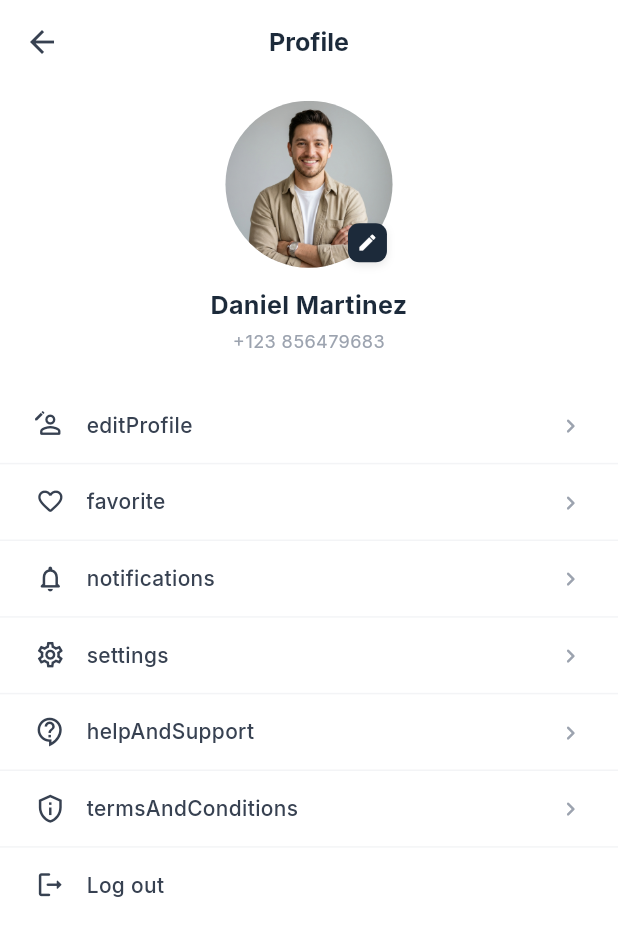
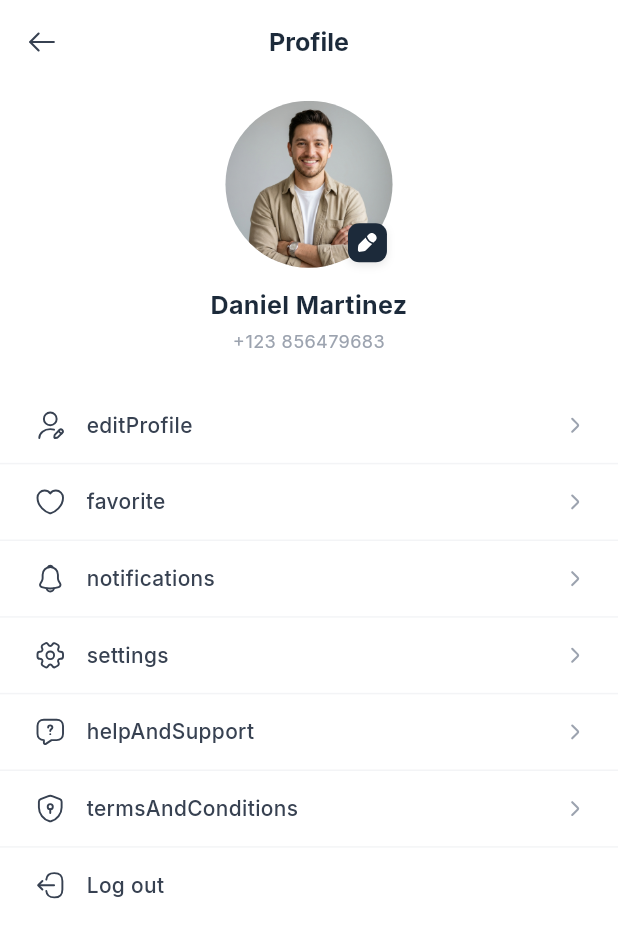
Before and after one commit to youssef-flutter26/medical-app, a Flutter app: the _ProfileView screen opened directly, on a phone screen of 412 x 824 dp. Shown: the top 938 px of the screen. Run offline on Flutter 3.47's test engine with Material 3 defaults, Android fonts, the phone set to English and light mode, and no system bars; our stand-ins replace bloc, cloud_firestore, dio, easy_localization, equatable, firebase_auth and 11 more; accounts and stored records are empty.

Commit message:
feat: implement profile screen with widgets, assets, and localization support

```diff
--- a/lib/core/localization/locale_keys.dart
+++ b/lib/core/localization/locale_keys.dart
@@ -295,5 +295,5 @@ abstract class LocaleKeys {
   static const helpAndSupport = 'helpAndSupport';
   static const termsAndConditions = 'termsAndConditions';
   static const logout = 'logout';
-  static const yesLogout = 'yesLogout';
+  static const yesLogout = 'yes,Logout';
 }
--- a/lib/core/utils/app_assets.dart
+++ b/lib/core/utils/app_assets.dart
@@ -11,18 +11,25 @@ class AppAssets {
   static const String iconsEmail = 'assets/icons/email.svg';
   static const String iconsFacebook = 'assets/icons/Facebook.svg';
   static const String iconsGoogle = 'assets/icons/Google.svg';
+  static const String iconsHeart = 'assets/icons/heart.svg';
   static const String iconsHome = 'assets/icons/home.svg';
   static const String iconsHome2 = 'assets/icons/home_2.svg';
   static const String iconsLocation = 'assets/icons/Location.svg';
   static const String iconsLocation2 = 'assets/icons/location_2.svg';
   static const String iconsLogo = 'assets/icons/Logo.svg';
+  static const String iconsLogout = 'assets/icons/logout.svg';
+  static const String iconsMessageQuestion = 'assets/icons/message-question.svg';
   static const String iconsNotificationBing = 'assets/icons/notification-bing.svg';
   static const String iconsNotification = 'assets/icons/notification-bing.svg';
+  static const String iconsNotificationSingle = 'assets/icons/notification.svg';
   static const String iconsPassword = 'assets/icons/password.svg';
   static const String iconsProfile = 'assets/icons/Profile.svg';
   static const String iconsProfile2 = 'assets/icons/profile_2.svg';
   static const String iconsSearchNormal = 'assets/icons/search-normal.svg';
+  static const String iconsSecuritySafe = 'assets/icons/security-safe.svg';
+  static const String iconsSetting2 = 'assets/icons/setting-2.svg';
   static const String iconsUser = 'assets/icons/user.svg';
+  static const String iconsUserEdit = 'assets/icons/user-edit.svg';
   static const String imagesCheckCorrect = 'assets/images/check_correct.png';
   static const String imagesOnboarding1 = 'assets/images/onboarding_1.png';
   static const String imagesOnboarding2 = 'assets/images/onboarding_2.png';
--- a/lib/features/profile/presentation/pages/profile_screen.dart
+++ b/lib/features/profile/presentation/pages/profile_screen.dart
@@ -2,11 +2,13 @@ import 'package:easy_localization/easy_localization.dart';
 import 'package:flutter/material.dart';
 import 'package:flutter_bloc/flutter_bloc.dart';
 import 'package:flutter_screenutil/flutter_screenutil.dart';
+import 'package:flutter_svg/flutter_svg.dart';
 import 'package:medical_app/core/di/service_locator.dart';
 import 'package:medical_app/core/localization/locale_keys.dart';
 import 'package:medical_app/core/routing/routes.dart';
 import 'package:medical_app/core/theme/app_colors.dart';
 import 'package:medical_app/core/theme/app_text_styles.dart';
+import 'package:medical_app/core/utils/app_assets.dart';
 import '../cubit/profile_cubit.dart';
 import '../cubit/profile_state.dart';
 import '../widgets/logout_bottom_sheet.dart';
@@ -81,7 +83,15 @@ class _ProfileView extends StatelessWidget {
         automaticallyImplyLeading: canPop,
         leading: canPop
             ? IconButton(
-                icon: const Icon(Icons.arrow_back, color: AppColors.gray700),
+                icon: SvgPicture.asset(
+                  AppAssets.iconsBackIcon,
+                  width: 24.r,
+                  height: 24.r,
+                  colorFilter: const ColorFilter.mode(
+                    AppColors.gray700,
+                    BlendMode.srcIn,
+                  ),
+                ),
                 onPressed: () => Navigator.pop(context),
               )
             : null,
--- a/lib/features/profile/presentation/widgets/profile_avatar_section.dart
+++ b/lib/features/profile/presentation/widgets/profile_avatar_section.dart
@@ -1,5 +1,6 @@
 import 'package:flutter/material.dart';
 import 'package:flutter_screenutil/flutter_screenutil.dart';
+import 'package:flutter_svg/flutter_svg.dart';
 import 'package:medical_app/core/theme/app_colors.dart';
 import 'package:medical_app/core/theme/app_text_styles.dart';
 import 'package:medical_app/core/utils/app_assets.dart';
@@ -25,10 +26,15 @@ class ProfileAvatarSection extends StatelessWidget {
       width: 120.r,
       height: 120.r,
       color: AppColors.gray100,
-      child: Icon(
-        Icons.person,
-        size: 64.r,
-        color: AppColors.gray400,
+      alignment: Alignment.center,
+      child: SvgPicture.asset(
+        AppAssets.iconsUser,
+        width: 50.r,
+        height: 50.r,
+        colorFilter: const ColorFilter.mode(
+          AppColors.gray400,
+          BlendMode.srcIn,
+        ),
       ),
     );
   }
@@ -65,7 +71,8 @@ class ProfileAvatarSection extends StatelessWidget {
                         width: 120.r,
                         height: 120.r,
                         fit: BoxFit.cover,
-                        errorBuilder: (context, error, stackTrace) => _buildPlaceholder(),
+                        errorBuilder: (context, error, stackTrace) =>
+                            _buildPlaceholder(),
                       )
                     : (avatarUrl != null && avatarUrl!.startsWith('http'))
                         ? Image.network(
@@ -73,14 +80,16 @@ class ProfileAvatarSection extends StatelessWidget {
                             width: 120.r,
                             height: 120.r,
                             fit: BoxFit.cover,
-                            errorBuilder: (context, error, stackTrace) => _buildPlaceholder(),
+                            errorBuilder: (context, error, stackTrace) =>
+                                _buildPlaceholder(),
                           )
                         : Image.asset(
                             AppAssets.imagesUserAvatar,
                             width: 120.r,
                             height: 120.r,
                             fit: BoxFit.cover,
-                            errorBuilder: (context, error, stackTrace) => _buildPlaceholder(),
+                            errorBuilder: (context, error, stackTrace) =>
+                                _buildPlaceholder(),
                           ),
               ),
             ),
@@ -104,10 +113,14 @@ class ProfileAvatarSection extends StatelessWidget {
                     ],
                   ),
                   alignment: Alignment.center,
-                  child: Icon(
-                    Icons.edit,
-                    size: 15.r,
-                    color: AppColors.white,
+                  child: SvgPicture.asset(
+                    AppAssets.iconsEdit,
+                    width: 14.r,
+                    height: 14.r,
+                    colorFilter: const ColorFilter.mode(
+                      AppColors.white,
+                      BlendMode.srcIn,
+                    ),
                   ),
                 ),
               ),
--- a/lib/features/profile/presentation/widgets/profile_menu_item.dart
+++ b/lib/features/profile/presentation/widgets/profile_menu_item.dart
@@ -1,7 +1,10 @@
+import 'dart:math' as math;
 import 'package:flutter/material.dart';
 import 'package:flutter_screenutil/flutter_screenutil.dart';
+import 'package:flutter_svg/flutter_svg.dart';
 import 'package:medical_app/core/theme/app_colors.dart';
 import 'package:medical_app/core/theme/app_text_styles.dart';
+import 'package:medical_app/core/utils/app_assets.dart';
 
 class ProfileMenuItem extends StatelessWidget {
   final Widget leadingIcon;
@@ -48,10 +51,17 @@ class ProfileMenuItem extends StatelessWidget {
               ),
             ),
             if (showChevron)
-              Icon(
-                Icons.chevron_right_rounded,
-                size: 20.r,
-                color: AppColors.gray400,
+              Transform.rotate(
+                angle: -math.pi / 2,
+                child: SvgPicture.asset(
+                  AppAssets.iconsArrowDown,
+                  width: 14.r,
+                  height: 14.r,
+                  colorFilter: const ColorFilter.mode(
+                    AppColors.gray400,
+                    BlendMode.srcIn,
+                  ),
+                ),
               ),
           ],
         ),
--- a/lib/features/profile/presentation/widgets/profile_menu_list.dart
+++ b/lib/features/profile/presentation/widgets/profile_menu_list.dart
@@ -1,8 +1,10 @@
 import 'package:easy_localization/easy_localization.dart';
 import 'package:flutter/material.dart';
 import 'package:flutter_screenutil/flutter_screenutil.dart';
+import 'package:flutter_svg/flutter_svg.dart';
 import 'package:medical_app/core/localization/locale_keys.dart';
 import 'package:medical_app/core/theme/app_colors.dart';
+import 'package:medical_app/core/utils/app_assets.dart';
 import 'profile_menu_item.dart';
 
 class ProfileMenuList extends StatelessWidget {
@@ -30,24 +32,14 @@ class ProfileMenuList extends StatelessWidget {
     return Column(
       children: [
         ProfileMenuItem(
-          leadingIcon: Stack(
-            clipBehavior: Clip.none,
-            children: [
-              Icon(
-                Icons.person_outline_rounded,
-                size: 22.r,
-                color: AppColors.gray700,
-              ),
-              PositionedDirectional(
-                top: 0,
-                start: -1,
-                child: Icon(
-                  Icons.edit,
-                  size: 9.r,
-                  color: AppColors.gray700,
-                ),
-              ),
-            ],
+          leadingIcon: SvgPicture.asset(
+            AppAssets.iconsUserEdit,
+            width: 22.r,
+            height: 22.r,
+            colorFilter: const ColorFilter.mode(
+              AppColors.gray700,
+              BlendMode.srcIn,
+            ),
           ),
           title: LocaleKeys.editProfile.tr(),
           onTap: onEditProfile,
@@ -58,10 +50,14 @@ class ProfileMenuList extends StatelessWidget {
           color: AppColors.gray100,
         ),
         ProfileMenuItem(
-          leadingIcon: Icon(
-            Icons.favorite_border_rounded,
-            size: 21.r,
-            color: AppColors.gray700,
+          leadingIcon: SvgPicture.asset(
+            AppAssets.iconsHeart,
+            width: 22.r,
+            height: 22.r,
+            colorFilter: const ColorFilter.mode(
+              AppColors.gray700,
+              BlendMode.srcIn,
+            ),
           ),
           title: LocaleKeys.favorite.tr(),
           onTap: onFavorite,
@@ -72,10 +68,14 @@ class ProfileMenuList extends StatelessWidget {
           color: AppColors.gray100,
         ),
         ProfileMenuItem(
-          leadingIcon: Icon(
-            Icons.notifications_none_rounded,
-            size: 22.r,
-            color: AppColors.gray700,
+          leadingIcon: SvgPicture.asset(
+            AppAssets.iconsNotificationSingle,
+            width: 22.r,
+            height: 22.r,
+            colorFilter: const ColorFilter.mode(
+              AppColors.gray700,
+              BlendMode.srcIn,
+            ),
           ),
           title: LocaleKeys.notifications.tr(),
           onTap: onNotifications,
@@ -86,10 +86,14 @@ class ProfileMenuList extends StatelessWidget {
           color: AppColors.gray100,
         ),
         ProfileMenuItem(
-          leadingIcon: Icon(
-            Icons.settings_outlined,
-            size: 22.r,
-            color: AppColors.gray700,
+          leadingIcon: SvgPicture.asset(
+            AppAssets.iconsSetting2,
+            width: 22.r,
+            height: 22.r,
+            colorFilter: const ColorFilter.mode(
+              AppColors.gray700,
+              BlendMode.srcIn,
+            ),
           ),
           title: LocaleKeys.settings.tr(),
           onTap: onSettings,
@@ -100,10 +104,14 @@ class ProfileMenuList extends StatelessWidget {
           color: AppColors.gray100,
         ),
         ProfileMenuItem(
-          leadingIcon: Icon(
-            Icons.contact_support_outlined,
-            size: 22.r,
-            color: AppColors.gray700,
+          leadingIcon: SvgPicture.asset(
+            AppAssets.iconsMessageQuestion,
+            width: 22.r,
+            height: 22.r,
+            colorFilter: const ColorFilter.mode(
+              AppColors.gray700,
+              BlendMode.srcIn,
+            ),
           ),
           title: LocaleKeys.helpAndSupport.tr(),
           onTap: onHelpAndSupport,
@@ -114,10 +122,14 @@ class ProfileMenuList extends StatelessWidget {
           color: AppColors.gray100,
         ),
         ProfileMenuItem(
-          leadingIcon: Icon(
-            Icons.privacy_tip_outlined,
-            size: 22.r,
-            color: AppColors.gray700,
+          leadingIcon: SvgPicture.asset(
+            AppAssets.iconsSecuritySafe,
+            width: 22.r,
+            height: 22.r,
+            colorFilter: const ColorFilter.mode(
+              AppColors.gray700,
+              BlendMode.srcIn,
+            ),
           ),
           title: LocaleKeys.termsAndConditions.tr(),
           onTap: onTermsAndConditions,
@@ -128,10 +140,14 @@ class ProfileMenuList extends StatelessWidget {
           color: AppColors.gray100,
         ),
         ProfileMenuItem(
-          leadingIcon: Icon(
-            Icons.logout_rounded,
-            size: 22.r,
-            color: AppColors.gray700,
+          leadingIcon: SvgPicture.asset(
+            AppAssets.iconsLogout,
+            width: 22.r,
+            height: 22.r,
+            colorFilter: const ColorFilter.mode(
+              AppColors.gray700,
+              BlendMode.srcIn,
+            ),
           ),
           title: LocaleKeys.logOut.tr(),
           showChevron: false,
```
Also changed, not shown: 1 other file.
